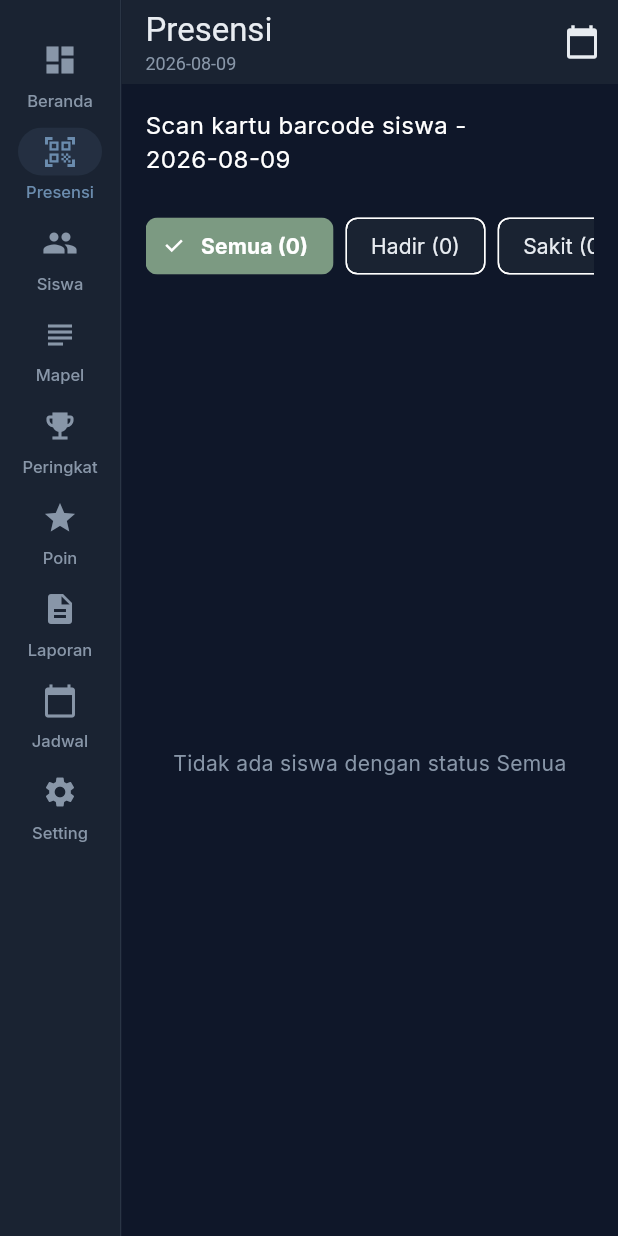
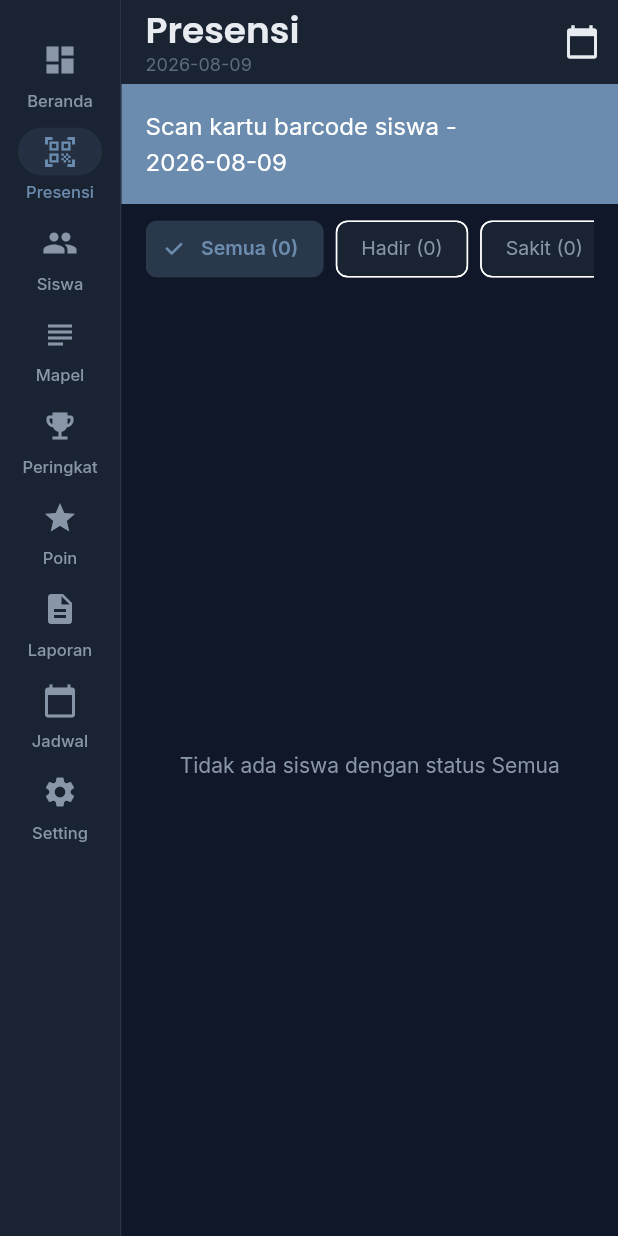
Before and after one commit to Chukie99/kelasfun, a Flutter app: the screen it shows after launch, after a tap on "Presensi", on a phone screen of 412 x 824 dp. Run offline on Flutter 3.47's test engine with Material 3 defaults, Android fonts, the phone set to English and light mode, and no system bars; our stand-ins replace drift, file_picker, fl_chart, google_fonts, pdf, printing and 2 more; missing offline and left inert: mobile_scanner, shelf_router; accounts and stored records are empty; generated files the repository leaves out were written again.

Commit message:
feat: restyle Attendance with status chips and Soft & Calm

```diff
--- a/lib/features/attendance/attendance_screen.dart
+++ b/lib/features/attendance/attendance_screen.dart
@@ -102,12 +102,11 @@ class _AttendanceScreenState extends State<AttendanceScreen> {
     final result = await showDialog<String>(
       context: context,
       builder: (context) => AlertDialog(
-        title: Text('Keterangan $status'),
+        title: Text('Keterangan $status', style: AppTheme.h3(context)),
         content: TextField(
           controller: controller,
-          decoration: InputDecoration(
+          decoration: const InputDecoration(
             hintText: 'Masukkan keterangan...',
-            border: const OutlineInputBorder(),
           ),
           maxLines: 2,
         ),
@@ -133,17 +132,20 @@ class _AttendanceScreenState extends State<AttendanceScreen> {
     }
   }
 
-  Widget _buildFilterChip(String label, int count) {
+  Widget _buildFilterChip(String label, int count, bool isDark) {
     final isSelected = _selectedFilter == label;
     return FilterChip(
       label: Text('$label ($count)'),
       selected: isSelected,
       onSelected: (_) => setState(() => _selectedFilter = label),
-      selectedColor: AppTheme.cyan.withOpacity(0.2),
-      checkmarkColor: AppTheme.cyan,
-      labelStyle: TextStyle(
-        color: isSelected ? AppTheme.cyan : AppTheme.textSecondary,
-        fontWeight: isSelected ? FontWeight.bold : FontWeight.normal,
+      selectedColor: (isDark ? AppTheme.accent : AppTheme.lightAccent).withOpacity(0.2),
+      checkmarkColor: isDark ? AppTheme.accent : AppTheme.lightAccent,
+      labelStyle: AppTheme.body(context).copyWith(
+        fontSize: 13,
+        color: isSelected
+            ? (isDark ? AppTheme.accent : AppTheme.lightAccent)
+            : (isDark ? AppTheme.textSecondary : AppTheme.lightTextSecondary),
+        fontWeight: isSelected ? FontWeight.w600 : FontWeight.w400,
       ),
     );
   }
@@ -154,14 +156,19 @@ class _AttendanceScreenState extends State<AttendanceScreen> {
   @override
   Widget build(BuildContext context) {
     final db = context.read<AppDatabase>();
+    final isDark = Theme.of(context).brightness == Brightness.dark;
+    final accentColor = isDark ? AppTheme.accent : AppTheme.lightAccent;
+    final mintColor = isDark ? AppTheme.mint : AppTheme.lightMint;
+    final amberColor = isDark ? AppTheme.amber : AppTheme.lightAmber;
+    final coralColor = isDark ? AppTheme.coral : AppTheme.lightCoral;
 
     return Scaffold(
       appBar: AppBar(
         title: Column(
           crossAxisAlignment: CrossAxisAlignment.start,
           children: [
-            const Text('Presensi'),
-            Text(_dateStr, style: const TextStyle(fontSize: 12, color: AppTheme.textSecondary)),
+            Text('Presensi', style: AppTheme.h2(context)),
+            Text(_dateStr, style: AppTheme.caption(context)),
           ],
         ),
         actions: [
@@ -197,26 +204,31 @@ class _AttendanceScreenState extends State<AttendanceScreen> {
           children: [
             Container(
               width: double.infinity,
-              padding: const EdgeInsets.all(16),
-              color: AppTheme.cyan,
+              padding: const EdgeInsets.all(AppTheme.spacingBase),
+              color: accentColor,
               child: Text(
                 'Scan kartu barcode siswa - $_dateStr',
-                style: const TextStyle(color: Colors.white, fontSize: 16),
+                style: AppTheme.body(context).copyWith(
+                  color: Colors.white,
+                ),
               ),
             ),
             if (_lastScanResult != null)
               Container(
                 width: double.infinity,
-                padding: const EdgeInsets.all(12),
+                padding: const EdgeInsets.all(AppTheme.spacingMd),
                 color: _lastScanResult!.contains('Hadir')
-                    ? AppTheme.mint
+                    ? mintColor
                     : _lastScanResult!.contains('reset')
-                        ? AppTheme.amber
-                        : AppTheme.coral,
+                        ? amberColor
+                        : coralColor,
                 child: Text(
                   _lastScanResult!,
                   textAlign: TextAlign.center,
-                  style: const TextStyle(color: Colors.white, fontWeight: FontWeight.bold),
+                  style: AppTheme.body(context).copyWith(
+                    color: Colors.white,
+                    fontWeight: FontWeight.w600,
+                  ),
                 ),
               ),
             StreamBuilder<List<Student>>(
@@ -240,26 +252,28 @@ class _AttendanceScreenState extends State<AttendanceScreen> {
                         children: [
                           Container(
                             height: 60,
-                            padding: const EdgeInsets.symmetric(horizontal: 16),
+                            padding: const EdgeInsets.symmetric(
+                              horizontal: AppTheme.spacingBase,
+                            ),
                             child: ListView(
                               scrollDirection: Axis.horizontal,
                               children: [
-                                _buildFilterChip('Semua', allStudents.length),
-                                const SizedBox(width: 8),
-                                _buildFilterChip('Hadir', hadirCount),
-                                const SizedBox(width: 8),
-                                _buildFilterChip('Sakit', sakitCount),
-                                const SizedBox(width: 8),
-                                _buildFilterChip('Izin', izinCount),
-                                const SizedBox(width: 8),
-                                _buildFilterChip('Alpa', alpaCount),
-                                const SizedBox(width: 8),
-                                _buildFilterChip('Belum Absen', belumAbsenCount),
+                                _buildFilterChip('Semua', allStudents.length, isDark),
+                                const SizedBox(width: AppTheme.spacingSm),
+                                _buildFilterChip('Hadir', hadirCount, isDark),
+                                const SizedBox(width: AppTheme.spacingSm),
+                                _buildFilterChip('Sakit', sakitCount, isDark),
+                                const SizedBox(width: AppTheme.spacingSm),
+                                _buildFilterChip('Izin', izinCount, isDark),
+                                const SizedBox(width: AppTheme.spacingSm),
+                                _buildFilterChip('Alpa', alpaCount, isDark),
+                                const SizedBox(width: AppTheme.spacingSm),
+                                _buildFilterChip('Belum Absen', belumAbsenCount, isDark),
                               ],
                             ),
                           ),
                           Expanded(
-                            child: _buildStudentList(allStudents, attendances),
+                            child: _buildStudentList(allStudents, attendances, isDark),
                           ),
                         ],
                       ),
@@ -274,7 +288,11 @@ class _AttendanceScreenState extends State<AttendanceScreen> {
     );
   }
 
-  Widget _buildStudentList(List<Student> allStudents, List<AttendanceData> attendances) {
+  Widget _buildStudentList(
+    List<Student> allStudents,
+    List<AttendanceData> attendances,
+    bool isDark,
+  ) {
     final attendanceMap = {for (final a in attendances) a.studentId: a};
 
     List<Student> filteredStudents;
@@ -295,13 +313,13 @@ class _AttendanceScreenState extends State<AttendanceScreen> {
           _selectedFilter == 'Belum Absen'
               ? 'Semua siswa sudah absen hari ini'
               : 'Tidak ada siswa dengan status $_selectedFilter',
-          style: const TextStyle(color: AppTheme.textSecondary),
+          style: AppTheme.bodySmall(context),
         ),
       );
     }
 
     return ListView.builder(
-      padding: const EdgeInsets.all(16),
+      padding: const EdgeInsets.all(AppTheme.spacingBase),
       itemCount: filteredStudents.length,
       itemBuilder: (context, index) {
         final student = filteredStudents[index];
```
Also changed, not shown: lib/features/attendance/widgets/attendance_card.dart (+89 -42 lines).
